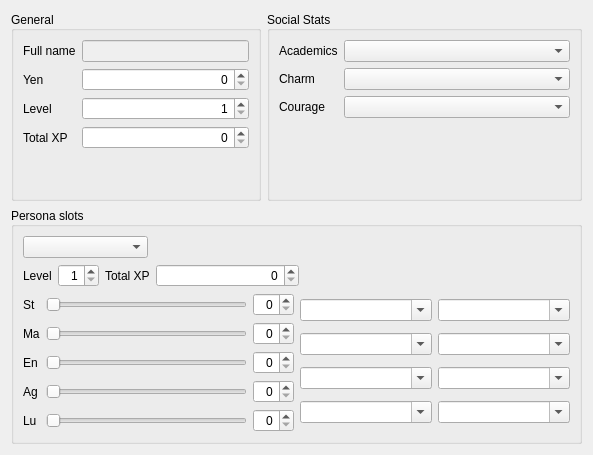
Old version of the form src/gui/tabs/tab_character.ui in the repository Nightingale04/P3P_Save_Editor.
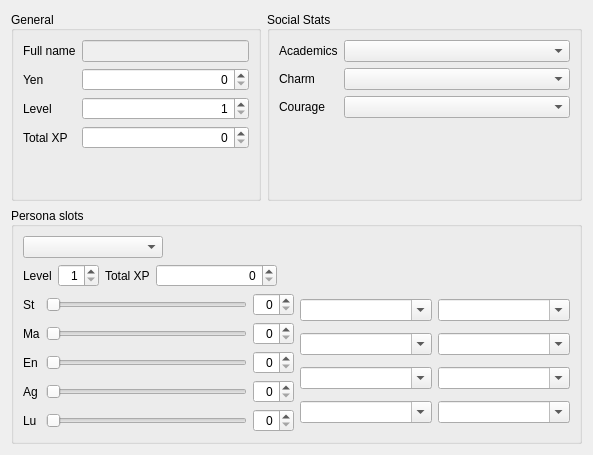
New version of the form.

Commit message: ui: resize slot widgets

Patch:
```diff
--- a/src/gui/tabs/tab_character.ui
+++ b/src/gui/tabs/tab_character.ui
@@ -137,7 +137,7 @@
         </property>
         <property name="maximumSize">
          <size>
-          <width>125</width>
+          <width>140</width>
           <height>16777215</height>
          </size>
         </property>
@@ -192,6 +192,12 @@
               <verstretch>0</verstretch>
              </sizepolicy>
             </property>
+            <property name="maximumSize">
+             <size>
+              <width>121</width>
+              <height>16777215</height>
+             </size>
+            </property>
             <property name="alignment">
              <set>Qt::AlignmentFlag::AlignRight|Qt::AlignmentFlag::AlignTrailing|Qt::AlignmentFlag::AlignVCenter</set>
             </property>
@@ -208,7 +214,7 @@
            <enum>Qt::Orientation::Horizontal</enum>
           </property>
           <property name="sizeType">
-           <enum>QSizePolicy::Policy::Fixed</enum>
+           <enum>QSizePolicy::Policy::Maximum</enum>
           </property>
           <property name="sizeHint" stdset="0">
            <size>
```
